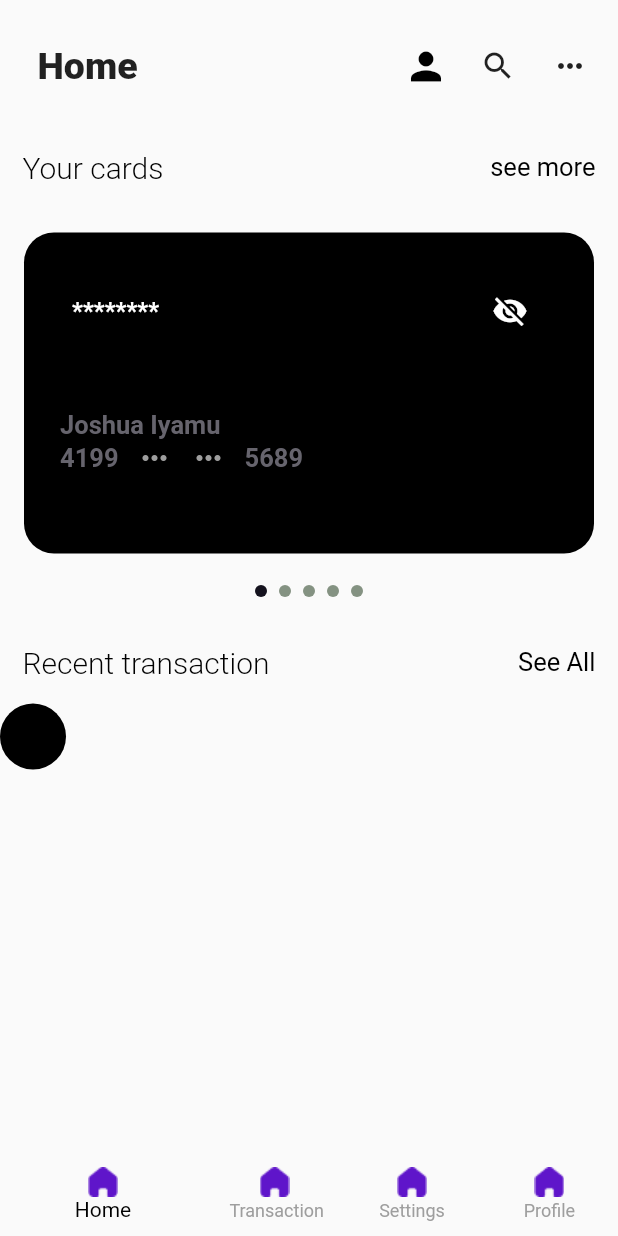
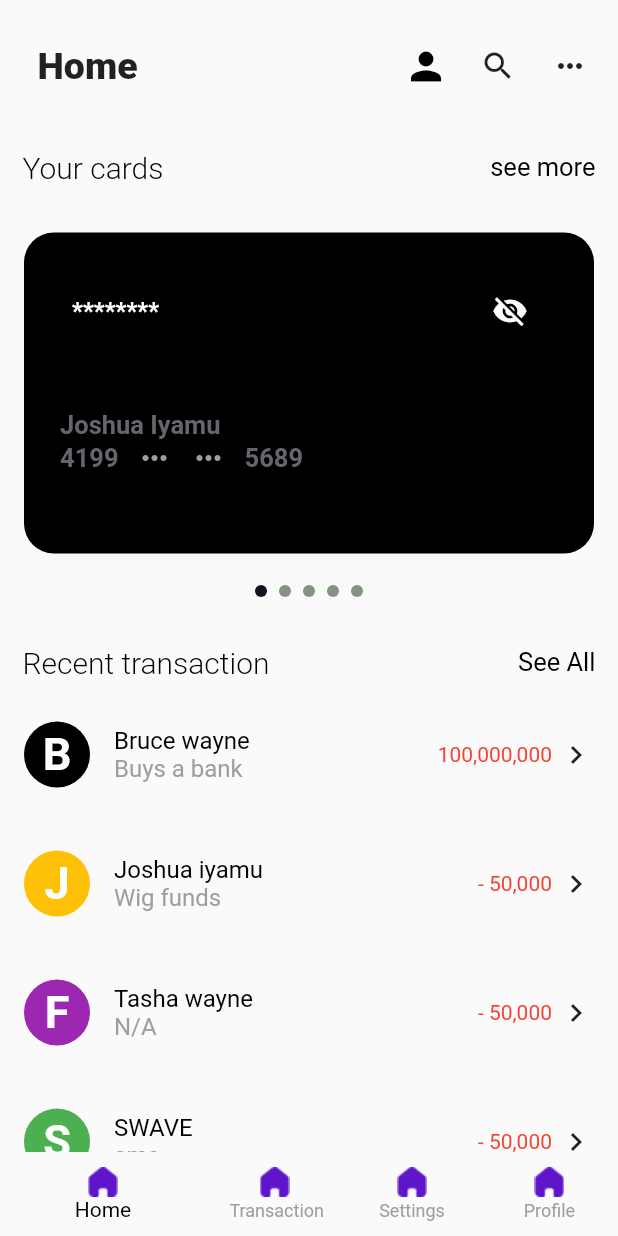
Before and after one commit to iyamujoshua/fintech_app, a Flutter app: the screen it shows after launch, on a phone screen of 412 x 824 dp. Run offline on Flutter 3.47's test engine with Material 2 defaults, Android fonts, the phone set to English and light mode, and no system bars; our stand-ins replace flutter_svg.

Commit message:
updated transaction

```diff
--- a/lib/components/recent.dart
+++ b/lib/components/recent.dart
@@ -26,16 +26,41 @@ class _recentransactionState extends State<recentransaction> {
           ),
 
           Flexible(
+            flex: 1,
             child: ListView(
               shrinkWrap: true,
               scrollDirection: Axis.vertical,
               children: [
                 TransactionCard(
                   color: Colors.black,
-                  title:"Joshua",
+                  letter: "B",
+                  title:"Bruce wayne",
+                  subTitle: "Buys a bank",
+                  price: "100,000,000",
+                 ),
+
+                 TransactionCard(
+                  color: Colors.amber,
+                  letter: "J",
+                  title:"Joshua iyamu",
                   subTitle: "Wig funds",
-                  price: "-50,000",
-                  letter: "J")
+                  price: "- 50,000",
+                 ),
+                 TransactionCard(
+                  color: Colors.purple,
+                  letter: "F",
+                  title:"Tasha wayne",
+                  subTitle: "N/A",
+                  price: "- 50,000",
+                 ),
+                 TransactionCard(
+                  color: Colors.green,
+                  letter: "S",
+                  title:"SWAVE",
+                  subTitle: "sms",
+                  price: "- 50,000",
+                 ),
+
               ],
             )
             )
--- a/lib/components/transactioncard.dart
+++ b/lib/components/transactioncard.dart
@@ -1,5 +1,6 @@
 import 'package:flutter/material.dart';
 import 'package:fintech_app/components/recent.dart';
+import '../utilities/themestyle.dart';
 
 class TransactionCard extends StatefulWidget {
   final String title;
@@ -22,12 +23,15 @@ class TransactionCard extends StatefulWidget {
 class _TransactionCardState extends State<TransactionCard> {
   @override
   Widget build(BuildContext context) {
-    return Container(
+    return Padding(
+      padding: const EdgeInsets.symmetric(horizontal: 16.0, vertical: 12.0),
+      child: Container(
         height: 62.0,
         width: 343,
         child: Column(
           children: [
             Row(
+              mainAxisAlignment: MainAxisAlignment.spaceBetween,
               children: [
                 Row(
                   children: [
@@ -38,12 +42,46 @@ class _TransactionCardState extends State<TransactionCard> {
                         color: widget.color,
                         borderRadius: BorderRadius.circular(22.0)
                       ),
-                  )
+                      child: Center(
+                        child: Text(
+                        widget.letter,style: TextStyle(
+                          fontSize: 30.0,
+                          fontWeight: FontWeight.w700,
+                          color: Colors.white
+                        ),),
+                      ),
+                    ),
+                    SizedBox(width: 16.0,),
+                    Column(
+                      mainAxisAlignment: MainAxisAlignment.center,
+                      crossAxisAlignment: CrossAxisAlignment.start,
+                      children: [
+                        Text(
+                          widget.title,
+                         style:
+                         Themestyle.otherDetailsPrimary,),
+                        Text(
+                          widget.subTitle,
+                         style:
+                         Themestyle.otherDetailsSecondary,)
                       ],
-              )
+                    ),
                   ],
-          )
+                ),
+                Row(
+                  children: [
+                    Text(widget.price, style: TextStyle(
+                      color: Colors.red
+                    ),),
+                    SizedBox(width: 4.0,),
+                    Icon(Icons.keyboard_arrow_right),
+
                   ],
+                ),
+              ],
+            ),
+          ],
+        ),
       ),
     );
   }
```
Lines whose indentation alone changed are shown as unchanged.
